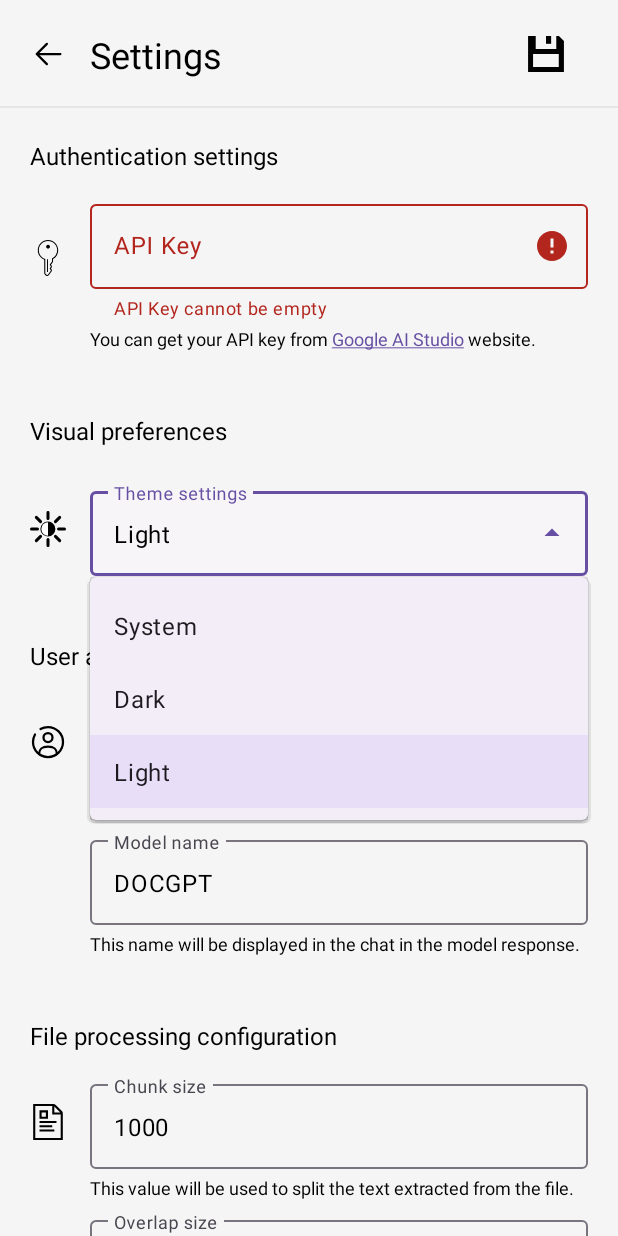
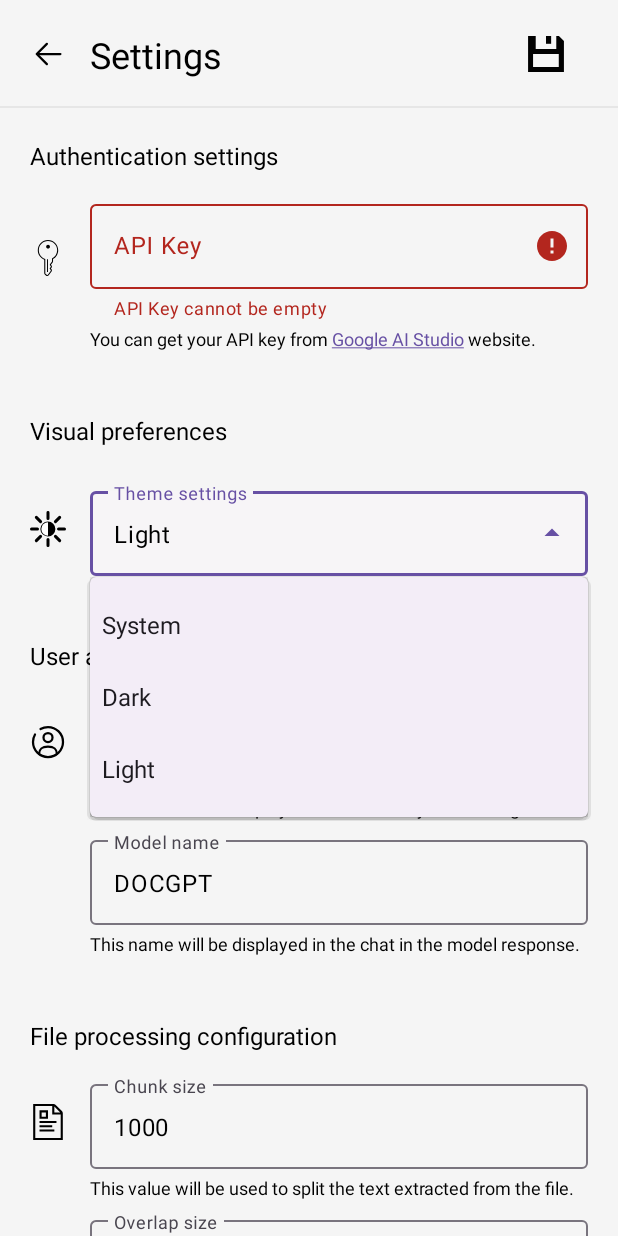
Before and after one commit to ImadSaddik/DoCamp, an Android app: the SettingsActivity screen opened directly, with no data from a screen before it, after a tap on an icon or button, on a phone screen of 412 x 824 dp. Run offline under Robolectric (Android 15) with nearby library versions, the phone set to English and light mode, and no system bars; Roboto replaces fonts that are not available here; 1 other tap on this screen came first.

Commit message:
The app's theme is connected to the theme dropdown menu

```diff
--- a/app/src/main/java/com/example/ragapplication/MainActivity.java
+++ b/app/src/main/java/com/example/ragapplication/MainActivity.java
@@ -77,11 +77,13 @@ public class MainActivity extends AppCompatActivity {
             v.setPadding(systemBars.left, systemBars.top, systemBars.right, systemBars.bottom);
             return insets;
         });
+
+        SettingsStore.loadValuesFromSharedPreferences(this);
+        ThemeManager.changeThemeBasedOnSelection(this);
+
         IntentFilter filter = new IntentFilter(ConnectivityManager.CONNECTIVITY_ACTION);
         receiver = new NetworkChangeReceiver();
         registerReceiver(receiver, filter);
-
-        SettingsStore.loadValuesFromSharedPreferences(this);
 
         instantiateViews();
         instantiateObjects();
--- a/app/src/main/java/com/example/ragapplication/SettingsActivity.java
+++ b/app/src/main/java/com/example/ragapplication/SettingsActivity.java
@@ -1,5 +1,7 @@
 package com.example.ragapplication;
 
+import android.app.UiModeManager;
+import android.content.Context;
 import android.content.IntentFilter;
 import android.content.SharedPreferences;
 import android.net.ConnectivityManager;
@@ -9,6 +11,7 @@ import android.text.TextUtils;
 import android.text.method.LinkMovementMethod;
 import android.text.util.Linkify;
 import android.util.Log;
+import android.widget.ArrayAdapter;
 import android.widget.AutoCompleteTextView;
 import android.widget.ImageButton;
 import android.widget.Switch;
@@ -17,6 +20,7 @@ import android.widget.Toast;
 
 import androidx.activity.EdgeToEdge;
 import androidx.appcompat.app.AppCompatActivity;
+import androidx.appcompat.app.AppCompatDelegate;
 import androidx.core.graphics.Insets;
 import androidx.core.view.ViewCompat;
 import androidx.core.view.WindowInsetsCompat;
@@ -56,6 +60,7 @@ public class SettingsActivity extends AppCompatActivity {
 
         instantiateViews();
         setHyperLinks();
+        setupDropdowns();
         SettingsStore.loadValuesFromSharedPreferences(this);
         loadSettings();
 
@@ -63,6 +68,12 @@ public class SettingsActivity extends AppCompatActivity {
         saveButton.setOnClickListener(v -> {
             saveSettings();
         });
+    }
+
+    @Override
+    protected void onResume() {
+        super.onResume();
+        setupDropdowns();
     }
 
     @Override
@@ -106,6 +117,26 @@ public class SettingsActivity extends AppCompatActivity {
     private void setHyperLinks() {
         TextView apiKeyHelperText = findViewById(R.id.apiKeyHelperText);
         apiKeyHelperText.setMovementMethod(LinkMovementMethod.getInstance());
+    }
+
+    private void setupDropdowns() {
+        String[] safetySettings = getResources().getStringArray(R.array.safety_settings_items);
+        String[] themes = getResources().getStringArray(R.array.theme_settings_items);
+
+        ArrayAdapter<String> safetySettingsAdapter = new ArrayAdapter<>(
+                this,
+                com.google.android.material.R.layout.support_simple_spinner_dropdown_item,
+                safetySettings
+        );
+
+        ArrayAdapter<String> themeAdapter = new ArrayAdapter<>(
+                this,
+                com.google.android.material.R.layout.support_simple_spinner_dropdown_item,
+                themes
+        );
+
+        safetySettingsDropdown.setAdapter(safetySettingsAdapter);
+        themeDropdown.setAdapter(themeAdapter);
     }
 
     private void loadSettings() {
@@ -188,6 +219,8 @@ public class SettingsActivity extends AppCompatActivity {
             editor.apply();
 
             SettingsStore.loadValuesFromSharedPreferences(this);
+            ThemeManager.changeThemeBasedOnSelection(this);
+            themeDropdown.clearFocus();
             Toast.makeText(this, "Settings Saved", Toast.LENGTH_SHORT).show();
         }
     }
```
